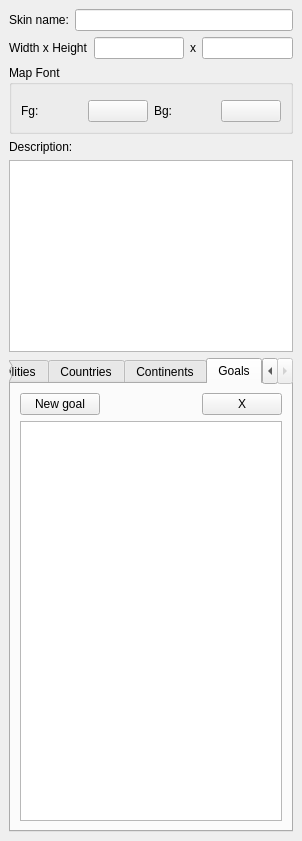
Before: the Qt Designer form ksirkskineditor/ksirkskindefinition.ui in KDE/ksirk, drawn with Qt 5.
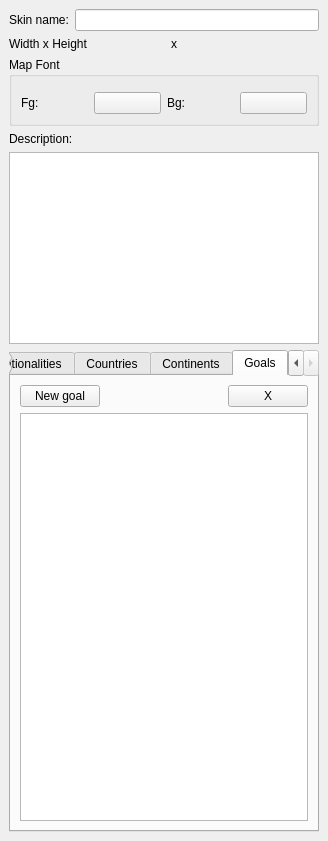
After: the same form once the commit is applied. Custom widgets are drawn as their Qt base class.

Commit message: skin editor dirty status to confirm exit on unsaved changes; use sprites to select countries flags ; switch to use K* widget classes instead of Q*; Use of KIntNumInupt instead of QLineEdit for integer values; Make all sprites values editable through the integer input widgets instead of only by draging the sprite; partial update of the main README

```diff
--- a/ksirkskineditor/ksirkskindefinition.ui
+++ b/ksirkskineditor/ksirkskindefinition.ui
@@ -5,7 +5,7 @@
    <rect>
     <x>0</x>
     <y>0</y>
-    <width>302</width>
+    <width>328</width>
     <height>841</height>
    </rect>
   </property>
@@ -48,7 +48,7 @@
        </widget>
       </item>
       <item>
-       <widget class="QLineEdit" name="widthLineEdit" >
+       <widget class="KIntNumInput" name="widthLineEdit" >
         <property name="toolTip" >
          <string>Map's width</string>
         </property>
@@ -66,7 +66,7 @@
        </widget>
       </item>
       <item>
-       <widget class="QLineEdit" name="heightLineEdit" >
+       <widget class="KIntNumInput" name="heightLineEdit" >
         <property name="toolTip" >
          <string>Map's height</string>
         </property>
@@ -447,6 +447,11 @@
    <extends>QWidget</extends>
    <header>kfontrequester.h</header>
   </customwidget>
+  <customwidget>
+   <class>KIntNumInput</class>
+   <extends>QWidget</extends>
+   <header>knuminput.h</header>
+  </customwidget>
   <customwidget>
    <class>KPushButton</class>
    <extends>QPushButton</extends>
```
The commit also changes 9 other files.
